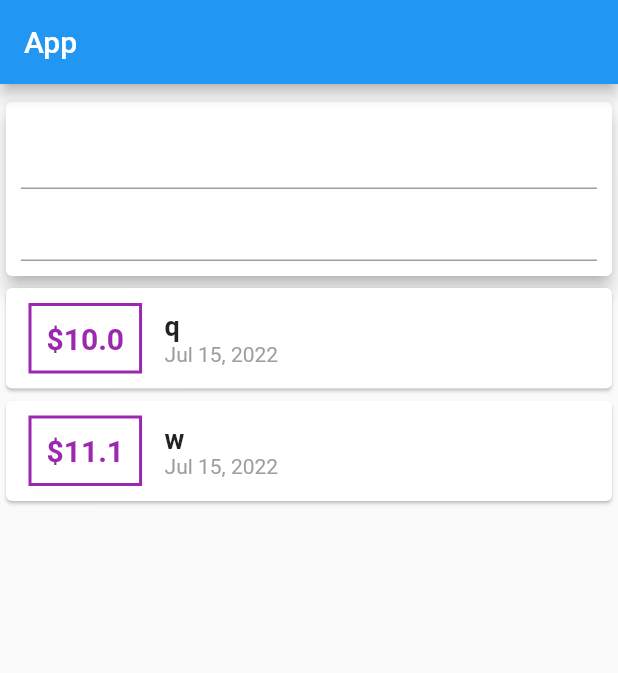
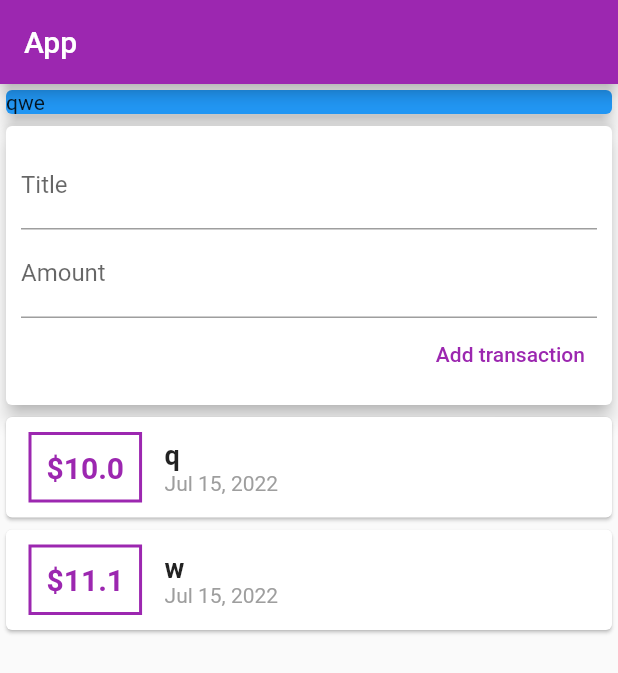
Before and after one commit to boyk0/pesonal-expenses-app, a Flutter app: the screen it shows after launch, on a phone screen of 412 x 824 dp. Shown: the top 673 px of the screen. Run offline on Flutter 3.47's test engine with Material 2 defaults, Android fonts, the phone set to English and light mode, and no system bars.

Commit message:
add inputs

```diff
--- a/lib/main.dart
+++ b/lib/main.dart
@@ -15,7 +15,7 @@ class MyApp extends StatelessWidget {
     return MaterialApp(
       title: 'Flutter Demo',
       theme: ThemeData(
-        primarySwatch: Colors.blue,
+        primarySwatch: Colors.purple,
       ),
       home: MyHomePage(),
     );
@@ -27,6 +27,12 @@ class MyHomePage extends StatelessWidget {
     Transaction(id: 't1', title: 'q', amount: 10, date: DateTime.now()),
     Transaction(id: 't2', title: 'w', amount: 11.1, date: DateTime.now()),
   ];
+
+  final titleController = TextEditingController();
+  final amountController = TextEditingController();
+
+  // String? titleInput;
+  // String? amountInput;
 
   @override
   Widget build(BuildContext context) {
@@ -43,7 +49,7 @@ class MyHomePage extends StatelessWidget {
             child: Card(
               color: Colors.blue,
               elevation: 5,
-              child: Container(),
+              child: Text('qwe'),
             ),
           ),
           Card(
@@ -51,9 +57,40 @@ class MyHomePage extends StatelessWidget {
             child: Container(
               padding: EdgeInsets.all(10),
               child: Column(
+                crossAxisAlignment: CrossAxisAlignment.end,
                 children: [
-                  TextField(),
-                  TextField(),
+                  TextField(
+                    decoration: InputDecoration(
+                      labelText: 'Title',
+                    ),
+                    controller: titleController,
+                    // onChanged: (value) {
+                    //   titleInput = value;
+                    // },
+                  ),
+                  TextField(
+                    decoration: InputDecoration(
+                      labelText: 'Amount',
+                    ),
+                    controller: amountController,
+                    // onChanged: (value) {
+                    //   amountInput = value;
+                    // },
+                  ),
+                  TextButton(
+                    onPressed: () {
+                      print(titleController.text);
+                      print(amountController.text);
+                      // print('titleInput: ${titleInput}');
+                      // print('amountInput: ${amountInput}');
+                    },
+                    child: Text(
+                      'Add transaction',
+                      style: TextStyle(
+                        color: Colors.purple,
+                      ),
+                    ),
+                  ),
                 ],
               ),
             ),
```
